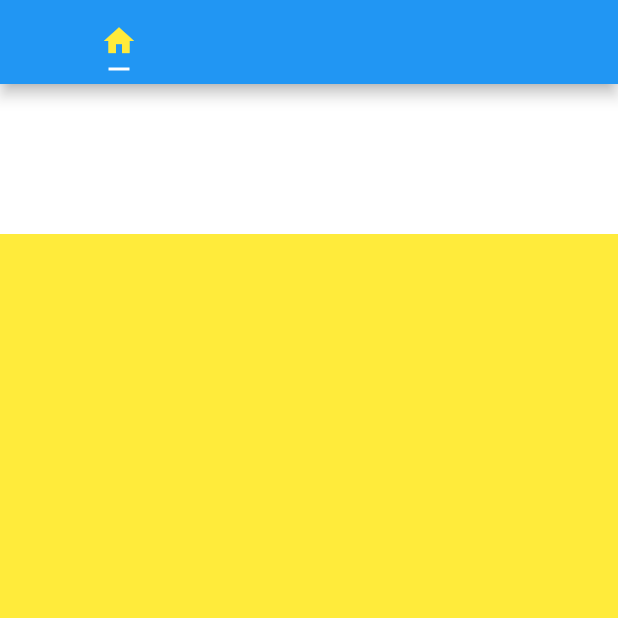
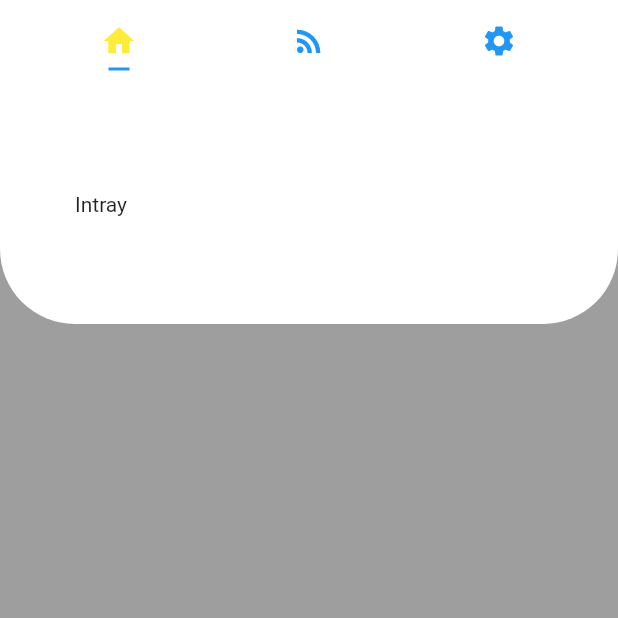
Before and after one commit to etEthiopia/flutterTodo, a Flutter app: the screen it shows after launch, on a phone screen of 412 x 824 dp, the top half of it. Run offline on Flutter 3.47's test engine with Material 2 defaults, Android fonts, the phone set to English and light mode, and no system bars.

Commit message:
App top structure

```diff
--- a/lib/main.dart
+++ b/lib/main.dart
@@ -43,7 +43,7 @@ class _MyHomePageState extends State<MyHomePage> {
                           children:<Widget>[TabBarView(
                 children: [
                   new Container(
-                    color: Colors.yellow,
+                    color: Colors.grey,
                   ),
                   new Container(color: Colors.orange,),
 
@@ -53,13 +53,28 @@ class _MyHomePageState extends State<MyHomePage> {
                 ],
               ),
               Container(
-                height:100,
-                color: Colors.white
+                padding: EdgeInsets.only(left: 50),
+                height:160,
+                decoration: BoxDecoration(
+                  borderRadius: BorderRadius.only(
+                    bottomLeft: Radius.circular(50),
+                    bottomRight: Radius.circular(50)
+                  ),
+                  color: Colors.white,
+                ),
+                child: Row(
+                  mainAxisAlignment: MainAxisAlignment.spaceBetween,
+                  children: <Widget>[
+                    Text("Intray"),
+                    Container()
+                  ]
+                )
               )
                           ]
             ),
 
             appBar: AppBar(
+              elevation: 0,
               title: new TabBar(
               tabs: [
                 Tab(
@@ -77,8 +92,9 @@ class _MyHomePageState extends State<MyHomePage> {
               indicatorPadding: EdgeInsets.all(5.0),
               ),
 
+              backgroundColor: Colors.white,
             ),
-            backgroundColor: Colors.black,
+            backgroundColor: Colors.white,
           ),
         ),
       ),
```
